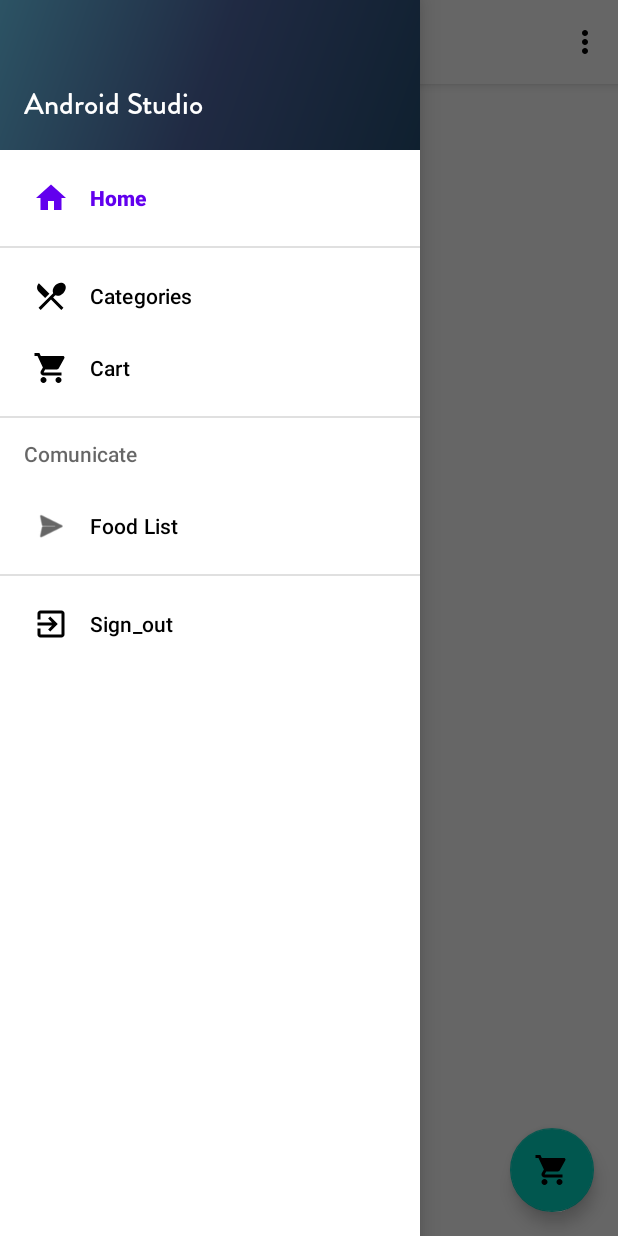
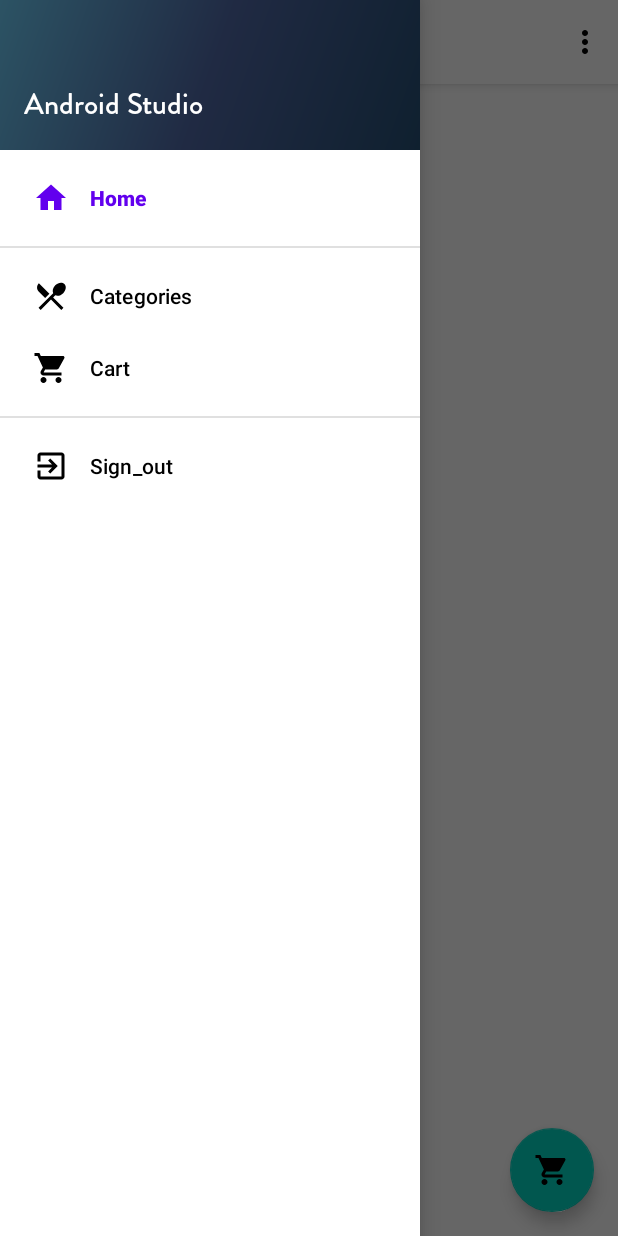
Before and after one commit to phamquanghungkma/Order_Food_App, an Android app: the HomeActivity screen opened directly, with no data from a screen before it, with the side drawer open, on a phone screen of 412 x 824 dp. Run offline under Robolectric (Android 15) with nearby library versions, the phone set to English and light mode, and no system bars; our stand-ins replace ButterKnife, CircleImageView, EventBus, Firebase (no records; nobody signed in at launch, a user with empty details on screens opened directly), Room's generated code and 2 more; libraries missing offline, so code that uses them is left out: com.andremion.counterfab, com.asksira.loopingviewpager, dmax.dialog; plain views replace CounterFab; pictures from the network do not load; 6 statements that could not run were skipped.

Commit message:
update Delete_cart_item

```diff
--- a/app/src/main/java/com/tofukma/orderapp/EventBus/CountCartEvent.kt
+++ b/app/src/main/java/com/tofukma/orderapp/EventBus/CountCartEvent.kt
@@ -3,4 +3,6 @@ package com.tofukma.orderapp.EventBus
 
 
 class CountCartEvent(var isSuccess:Boolean) {
+
+
 }
--- a/app/src/main/java/com/tofukma/orderapp/HomeActivity.kt
+++ b/app/src/main/java/com/tofukma/orderapp/HomeActivity.kt
@@ -58,7 +58,6 @@ import javax.sql.CommonDataSource
 class HomeActivity : AppCompatActivity() {
 
     private lateinit var appBarConfiguration: AppBarConfiguration
-    private lateinit var carDataSource: CommonDataSource
     private lateinit var navController: NavController
     private  var drawer : DrawerLayout?=null
     private lateinit var cartDataSource: CartDataSource
@@ -95,7 +94,7 @@ class HomeActivity : AppCompatActivity() {
             setOf(
                 R.id.nav_home, R.id.nav_menu, R.id.nav_food_detail,
                 R.id.nav_cart
-               ,R.id.nav_send
+                //R.id.nav_send
             ), drawer
         )
         setupActionBarWithNavController(navController, appBarConfiguration)
--- a/app/src/main/java/com/tofukma/orderapp/ui/cart/CartFragment.kt
+++ b/app/src/main/java/com/tofukma/orderapp/ui/cart/CartFragment.kt
@@ -73,12 +73,12 @@ class CartFragment : Fragment() {
             if(it == null || it.isEmpty()){
                 recycler_cart!!.visibility = View.GONE
                 group_place_holder!!.visibility = View.GONE
-                txt_empty_cart!!.visibility = View.GONE
+                txt_empty_cart!!.visibility = View.VISIBLE
 
             }else{
                 recycler_cart!!.visibility = View.VISIBLE
                 group_place_holder!!.visibility = View.VISIBLE
-                txt_empty_cart!!.visibility = View.VISIBLE
+                txt_empty_cart!!.visibility = View.GONE
                 adapter = MyCartAdapter(context!!,it)
                 recycler_cart!!.adapter = adapter
             }
@@ -91,6 +91,7 @@ class CartFragment : Fragment() {
         setHasOptionsMenu(true) // Import , if not add it , menu will never be inflate
 
         cartDataSource = LocalCartDataSource(CartDatabase.getInstance(context!!).cartDAO())
+
         recycler_cart = root.findViewById(R.id.recycler_cart) as RecyclerView
         recycler_cart!!.setHasFixedSize(true)
         val layoutManager = LinearLayoutManager(context)
@@ -130,7 +131,6 @@ class CartFragment : Fragment() {
                                 }
 
                             })
-
                     }
                 }))
             }
@@ -180,7 +180,8 @@ class CartFragment : Fragment() {
     //    var unbinder: Unbinder?= null
     @Subscribe(sticky = true,threadMode = ThreadMode.MAIN)
     fun onUpdateItemInCart(event:UpdateItemInCart){
-        if(event.cartItem !=null){
+        if(event.cartItem !=null)
+        {
             recyclerViewState = recycler_cart!!.layoutManager!!.onSaveInstanceState()
             cartDataSource!!.updatecart(event.cartItem)
                 .subscribeOn(Schedulers.io())
@@ -242,11 +243,11 @@ class CartFragment : Fragment() {
                 .subscribe(object:SingleObserver<Int>{
                     override fun onSuccess(t: Int) {
                         Toast.makeText(context,"Clear Cart Success",Toast.LENGTH_SHORT)
+//                        EventBus.getDefault().postSticky(CountCartEvent(true))
                         EventBus.getDefault().postSticky(CountCartEvent(true))
                     }
 
                     override fun onSubscribe(d: Disposable) {
-                        TODO("Not yet implemented")
                     }
 
                     override fun onError(e: Throwable) {
@@ -270,9 +271,9 @@ class CartFragment : Fragment() {
 
 
 
-    override fun onPause() {
-        viewPager!!.pauseAutoScroll()
-        super.onPause()
-
-    }
+//    override fun onPause() {
+//        viewPager!!.pauseAutoScroll()
+//        super.onPause()
+//
+//    }
 }
--- a/app/src/main/res/layout/layout_cart_item.xml
+++ b/app/src/main/res/layout/layout_cart_item.xml
@@ -56,11 +56,7 @@
             app:finalNumber="20"
             app:initialNumber="1"
             app:textColor="@android:color/white"
-    app:textSize="8sp"
-
-    />
+            app:textSize="8sp" />
         </LinearLayout>
-
-
     </LinearLayout>
 </androidx.cardview.widget.CardView>
--- a/app/src/main/res/menu/activity_main_drawer.xml
+++ b/app/src/main/res/menu/activity_main_drawer.xml
@@ -19,16 +19,16 @@
             android:icon="@drawable/ic_baseline_shopping_cart_24"
             android:title="@string/menu_cart" />
     </group>
-    <item android:title="Comunicate">
-        <menu>
-            <item
-                android:id="@+id/nav_send"
-                android:icon="@drawable/ic_menu_send"
-                android:title="Food List"
-                />
+<!--    <item android:title="Comunicate">-->
+<!--        <menu>-->
+<!--            <item-->
+<!--                android:id="@+id/nav_send"-->
+<!--                android:icon="@drawable/ic_menu_send"-->
+<!--                android:title="Food List"-->
+<!--                />-->
 
-        </menu>
-    </item>
+<!--        </menu>-->
+<!--    </item>-->
 <!--    <group android:id="@+id/cart_group">-->
 <!--        <item-->
 <!--            android:id="@+id/nav_cart"-->
--- a/app/src/main/res/values/colors.xml
+++ b/app/src/main/res/values/colors.xml
@@ -2,7 +2,7 @@
 <resources>
     <color name="colorPrimary">#6200EE</color>
     <color name="colorPrimaryDark">#3700B3</color>
-    <color name="colorAccent">#03DAC5</color>
+    <color name="colorAccent">#3700B3</color>
     <color name="color_background">#F5f5f5</color>
     <color name="overlay_color">#55333639</color>
     <color name="border_color">#AA333639</color>
```
Also changed, not shown: app/src/main/res/layout/frament_cart.xml (+5 -9 lines). Lines whose indentation alone changed are shown as unchanged.
